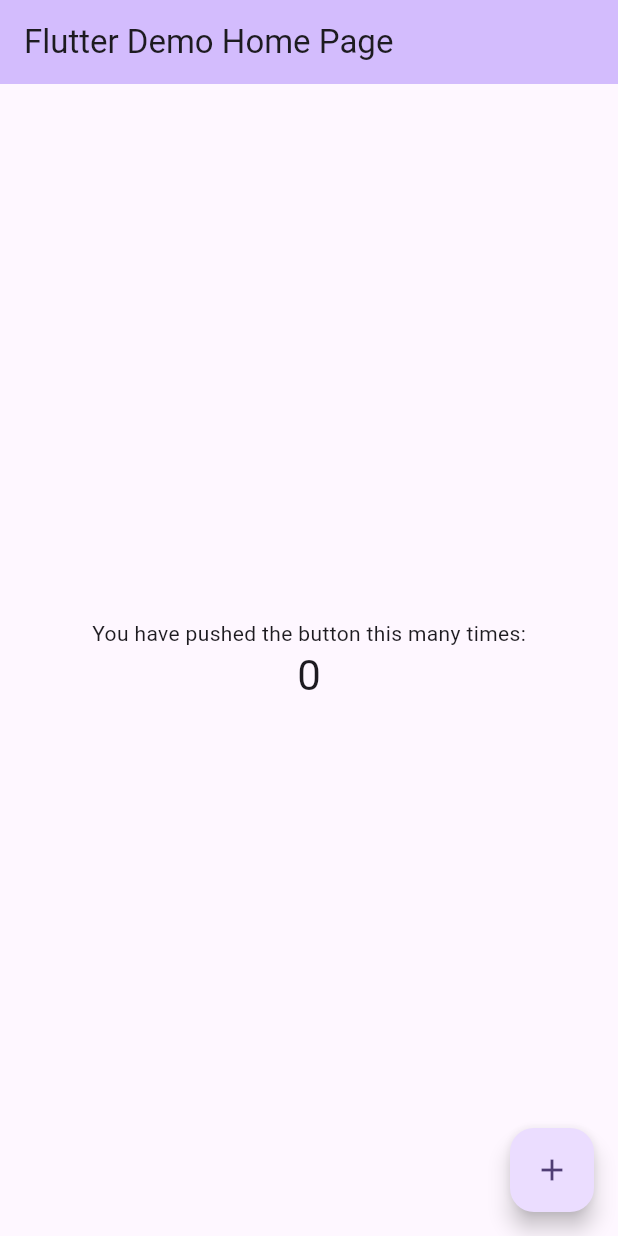
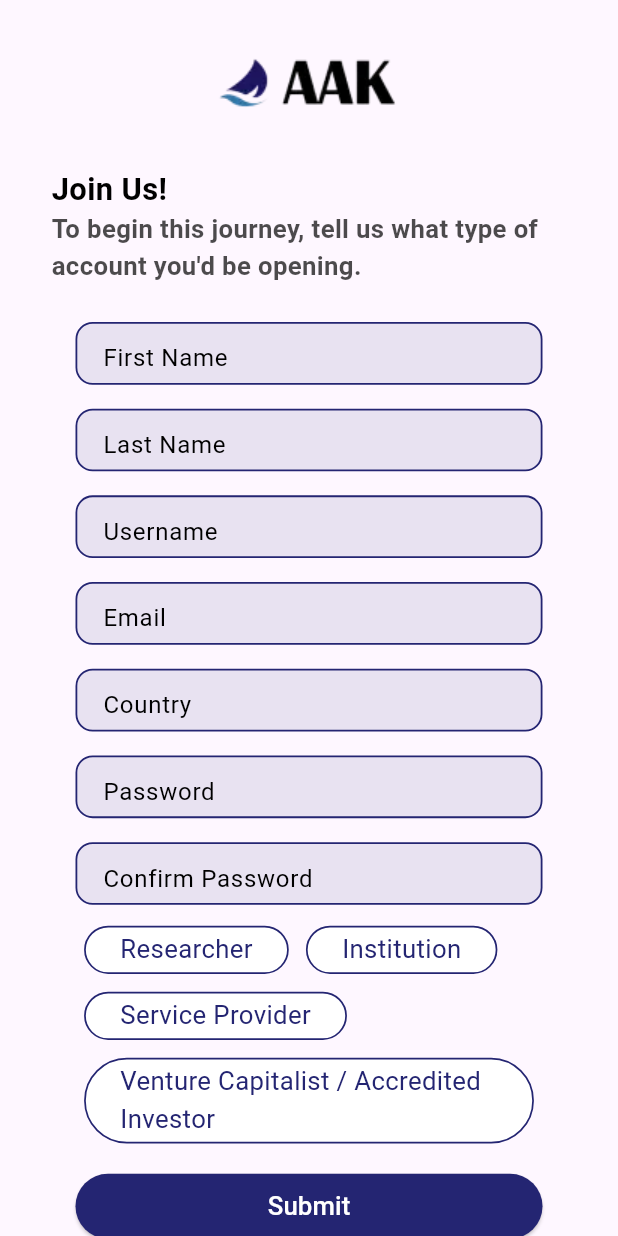
Before and after one commit to kamran8545/aak-science-task, a Flutter app: the screen it shows after launch, on a phone screen of 412 x 824 dp. Run offline on Flutter 3.47's test engine with Material 3 defaults, Android fonts, the light colour scheme and no system bars; our stand-ins replace dio, equatable, flutter_bloc, flutter_screenutil, get_it.

Commit message:
design sign up screen and integrted api

```diff
--- a/lib/dependency_injection/dependency_injection.dart
+++ b/lib/dependency_injection/dependency_injection.dart
@@ -5,6 +5,8 @@ import 'package:aak_signup/domain/repositories/user_repository.dart';
 import 'package:aak_signup/domain/usecases/signup_usecase.dart';
 import 'package:dio/dio.dart';
 import 'package:get_it/get_it.dart';
+
+import '../presentation/ui/signup_screen/signup_bloc/signup_bloc.dart';
 
 final sl = GetIt.I;
 
@@ -17,4 +19,5 @@ void init() {
   /// UseCases
   sl.registerLazySingleton<SignupUseCase>(()=> SignupUseCase(userRepository: sl()));
 
+  sl.registerLazySingleton(()=> SignupBloc(signupUseCase: sl()));
 }
--- a/lib/domain/entities/signup_entity.dart
+++ b/lib/domain/entities/signup_entity.dart
@@ -28,17 +28,18 @@ class SignUpEntity {
 
   factory SignUpEntity.fromJson(Map<String, dynamic> json) {
     return SignUpEntity(
-        userId: json['user_id'],
-        firstName: json['first_name'],
-        lastName: json['last_name'],
-        userType: json['user_type'],
-        username: json['username'],
-        email: json['email'],
-        country: json['country'],
-        password: json['password'],
-        requestStatus: json['status'],
-        requestMessage: json['message'],
-        userActiveStatus: json['user_active_status']);
+      userId: json['user_id'] ?? -1,
+      firstName: json['first_name'] ?? '',
+      lastName: json['last_name'] ?? '',
+      userType: json['user_type'] ?? '',
+      username: json['username'] ?? '',
+      email: json['email'] ?? '',
+      country: json['country'] ?? '',
+      password: json['password'] ?? '',
+      requestStatus: json['status'] ?? '',
+      requestMessage: json['message'] ?? '',
+      userActiveStatus: json['user_active_status'] ?? '',
+    );
   }
 
   factory SignUpEntity.withResponse({
@@ -69,9 +70,9 @@ class SignUpEntity {
       'email': email,
       'country': country,
       'password': password,
-      'status' : requestStatus,
-      'message' : requestMessage,
-      'user_active_status' : userActiveStatus,
+      'status': requestStatus,
+      'message': requestMessage,
+      'user_active_status': userActiveStatus,
     };
   }
 }
--- a/lib/main.dart
+++ b/lib/main.dart
@@ -1,125 +1,35 @@
+import 'package:aak_signup/dependency_injection/dependency_injection.dart';
+import 'package:aak_signup/presentation/ui/signup_screen/signup_screen.dart';
 import 'package:flutter/material.dart';
+import 'package:flutter_screenutil/flutter_screenutil.dart';
 
 void main() {
+  /// initialize dependency injection
+  init();
+
   runApp(const MyApp());
 }
 
 class MyApp extends StatelessWidget {
   const MyApp({super.key});
 
-  // This widget is the root of your application.
   @override
   Widget build(BuildContext context) {
-    return MaterialApp(
-      title: 'Flutter Demo',
-      theme: ThemeData(
-        // This is the theme of your application.
-        //
-        // TRY THIS: Try running your application with "flutter run". You'll see
-        // the application has a purple toolbar. Then, without quitting the app,
-        // try changing the seedColor in the colorScheme below to Colors.green
-        // and then invoke "hot reload" (save your changes or press the "hot
-        // reload" button in a Flutter-supported IDE, or press "r" if you used
-        // the command line to start the app).
-        //
-        // Notice that the counter didn't reset back to zero; the application
-        // state is not lost during the reload. To reset the state, use hot
-        // restart instead.
-        //
-        // This works for code too, not just values: Most code changes can be
-        // tested with just a hot reload.
-        colorScheme: ColorScheme.fromSeed(seedColor: Colors.deepPurple),
-        useMaterial3: true,
-      ),
-      home: const MyHomePage(title: 'Flutter Demo Home Page'),
+    return ScreenUtilInit(
+        designSize: const Size(360, 690),
+        minTextAdapt: true,
+        splitScreenMode: true,
+      builder: (_, Widget? child) {
+        return MaterialApp(
+          title: 'AAK SignUp',
+          debugShowCheckedModeBanner: false,
+          theme: ThemeData(
+            colorScheme: ColorScheme.fromSeed(seedColor: Colors.deepPurple),
+            useMaterial3: true,
+          ),
+          home: const SignupScreen(),
+        );
+      }
     );
   }
 }
-
-class MyHomePage extends StatefulWidget {
-  const MyHomePage({super.key, required this.title});
-
-  // This widget is the home page of your application. It is stateful, meaning
-  // that it has a State object (defined below) that contains fields that affect
-  // how it looks.
-
-  // This class is the configuration for the state. It holds the values (in this
-  // case the title) provided by the parent (in this case the App widget) and
-  // used by the build method of the State. Fields in a Widget subclass are
-  // always marked "final".
-
-  final String title;
-
-  @override
-  State<MyHomePage> createState() => _MyHomePageState();
-}
-
-class _MyHomePageState extends State<MyHomePage> {
-  int _counter = 0;
-
-  void _incrementCounter() {
-    setState(() {
-      // This call to setState tells the Flutter framework that something has
-      // changed in this State, which causes it to rerun the build method below
-      // so that the display can reflect the updated values. If we changed
-      // _counter without calling setState(), then the build method would not be
-      // called again, and so nothing would appear to happen.
-      _counter++;
-    });
-  }
-
-  @override
-  Widget build(BuildContext context) {
-    // This method is rerun every time setState is called, for instance as done
-    // by the _incrementCounter method above.
-    //
-    // The Flutter framework has been optimized to make rerunning build methods
-    // fast, so that you can just rebuild anything that needs updating rather
-    // than having to individually change instances of widgets.
-    return Scaffold(
-      appBar: AppBar(
-        // TRY THIS: Try changing the color here to a specific color (to
-        // Colors.amber, perhaps?) and trigger a hot reload to see the AppBar
-        // change color while the other colors stay the same.
-        backgroundColor: Theme.of(context).colorScheme.inversePrimary,
-        // Here we take the value from the MyHomePage object that was created by
-        // the App.build method, and use it to set our appbar title.
-        title: Text(widget.title),
-      ),
-      body: Center(
-        // Center is a layout widget. It takes a single child and positions it
-        // in the middle of the parent.
-        child: Column(
-          // Column is also a layout widget. It takes a list of children and
-          // arranges them vertically. By default, it sizes itself to fit its
-          // children horizontally, and tries to be as tall as its parent.
-          //
-          // Column has various properties to control how it sizes itself and
-          // how it positions its children. Here we use mainAxisAlignment to
-          // center the children vertically; the main axis here is the vertical
-          // axis because Columns are vertical (the cross axis would be
-          // horizontal).
-          //
-          // TRY THIS: Invoke "debug painting" (choose the "Toggle Debug Paint"
-          // action in the IDE, or press "p" in the console), to see the
-          // wireframe for each widget.
-          mainAxisAlignment: MainAxisAlignment.center,
-          children: <Widget>[
-            const Text(
-              'You have pushed the button this many times:',
-            ),
-            Text(
-              '$_counter',
-              style: Theme.of(context).textTheme.headlineMedium,
-            ),
-          ],
-        ),
-      ),
-      floatingActionButton: FloatingActionButton(
-        onPressed: _incrementCounter,
-        tooltip: 'Increment',
-        child: const Icon(Icons.add),
-      ), // This trailing comma makes auto-formatting nicer for build methods.
-    );
-  }
-}
--- /dev/null
+++ b/lib/presentation/core_widgets/text_field_widget.dart
@@ -0,0 +1,50 @@
+import 'package:flutter/material.dart';
+import 'package:flutter/services.dart';
+import 'package:flutter_screenutil/flutter_screenutil.dart';
+
+import '../../utils/app_colors.dart';
+
+class TextFieldWidget extends StatelessWidget {
+  final List<TextInputFormatter> formatter;
+  final Function(String updateText)? onChange;
+  final String hintText;
+  final bool isEnabled;
+  final int maxLength;
+
+  const TextFieldWidget({
+    super.key,
+    required this.hintText,
+    this.isEnabled = true,
+    this.formatter = const [],
+    this.onChange,
+    this.maxLength = 10000,
+  });
+
+  @override
+  Widget build(BuildContext context) {
+    return Container(
+      padding: EdgeInsets.symmetric(horizontal: 15.w),
+      width: double.infinity,
+      height: 35.h,
+      decoration: BoxDecoration(
+        color: AppColors.primaryLightColor.withOpacity(0.1),
+        border: Border.all(width: 1.h, color: AppColors.primaryColor),
+        borderRadius: BorderRadius.circular(10.r),
+      ),
+      child: TextField(
+        inputFormatters: formatter,
+        enabled: isEnabled,
+        obscureText: hintText.contains('Password'),
+        onChanged: onChange,
+        maxLength: maxLength,
+        style: const TextStyle(color: AppColors.blackColor),
+        decoration: InputDecoration(
+          border: InputBorder.none,
+          hintText: hintText,
+          hintStyle: const TextStyle(color: AppColors.blackColor),
+          counterText: '',
+        ),
+      ),
+    );
+  }
+}
--- /dev/null
+++ b/lib/presentation/ui/signup_screen/signup_bloc/signup_bloc.dart
@@ -0,0 +1,85 @@
+import 'package:equatable/equatable.dart';
+import 'package:flutter_bloc/flutter_bloc.dart';
+
+import '../../../../domain/entities/result.dart';
+import '../../../../domain/entities/signup_entity.dart';
+import '../../../../domain/usecases/signup_usecase.dart';
+
+part 'signup_event.dart';
+
+part 'signup_state.dart';
+
+class SignupBloc extends Bloc<SignupEvent, SignupState> {
+  final SignupUseCase _signupUseCase;
+
+  SignupBloc({required SignupUseCase signupUseCase})
+      : _signupUseCase = signupUseCase,
+        super(SignUpStateInitial()) {
+    on<SignupFirstNameChanged>((event, emit) async {
+      emit(state.copyWith(firstName: event.firstName, errorMessage: '',));
+    });
+    on<SignupLastNameChanged>((event, emit) async {
+      emit(state.copyWith(lastName: event.lastName, errorMessage: ''));
+    });
+    on<SignupUsernameChanged>((event, emit) async {
+      emit(state.copyWith(username: event.username, errorMessage: ''));
+    });
+    on<SignupPasswordChanged>((event, emit) async {
+      emit(state.copyWith(password: event.password, errorMessage: ''));
+    });
+    on<SignupConfirmPasswordChanged>((event, emit) async {
+      emit(state.copyWith(confirmPassword: event.confirmPassword, errorMessage: ''));
+    });
+    on<SignupEmailChanged>((event, emit) async {
+      emit(state.copyWith(email: event.email, errorMessage: ''));
+    });
+    on<SignupCountryChanged>((event, emit) async {
+      emit(state.copyWith(country: event.country, errorMessage: ''));
+    });
+    on<SignupUserTypeChanged>((event, emit) async {
+      emit(state.copyWith(userType: event.userType, errorMessage: ''));
+    });
+
+    on<SignupSubmitted>((event, emit) async {
+      if (state.firstName.isEmpty ||
+          state.lastName.isEmpty ||
+          state.username.isEmpty ||
+          state.password.isEmpty ||
+          state.confirmPassword.isEmpty ||
+          state.email.isEmpty ||
+          state.country.isEmpty ||
+          state.userType.isEmpty) {
+        emit(state.copyWith(errorMessage: 'Please fill all fields'));
+      } else if (state.password != state.confirmPassword) {
+        emit(state.copyWith(errorMessage: 'Passwords do not match'));
+      } else {
+        emit(state.copyWith(isSubmitting: true, errorMessage: ''));
+        await onSignUp(state, emit);
+        emit(state.copyWith(isSubmitting: false));
+      }
+    });
+  }
+
+  Future<void> onSignUp(SignupState state, Emitter<SignupState> emit) async {
+    var result = await _signupUseCase.call(
+          SignUpEntity(
+            firstName: state.firstName,
+            lastName: state.lastName,
+            userType: state.userType,
+            username: state.username,
+            email: state.email,
+            country: state.country,
+            password: state.password,
+            requestStatus: '',
+          ),
+        );
+    switch (result) {
+      case Success(successRes: final successReposne):
+        emit(state.copyWith(errorMessage: successReposne.requestMessage));
+        break;
+      case Failure(failureRes: final failureResponse):
+        emit(state.copyWith(errorMessage: failureResponse.message));
+        break;
+    }
+  }
+}
--- /dev/null
+++ b/lib/presentation/ui/signup_screen/signup_bloc/signup_event.dart
@@ -0,0 +1,45 @@
+part of 'signup_bloc.dart';
+
+sealed class SignupEvent {}
+
+class SignupFirstNameChanged extends SignupEvent {
+  final String firstName;
+  SignupFirstNameChanged(this.firstName);
+}
+
+class SignupLastNameChanged extends SignupEvent {
+  final String lastName;
+  SignupLastNameChanged(this.lastName);
+}
+
+class SignupUsernameChanged extends SignupEvent {
+  final String username;
+  SignupUsernameChanged(this.username);
+}
+
+class SignupPasswordChanged extends SignupEvent {
+  final String password;
+  SignupPasswordChanged(this.password);
+}
+
+class SignupConfirmPasswordChanged extends SignupEvent {
+  final String confirmPassword;
+  SignupConfirmPasswordChanged(this.confirmPassword);
+}
+
+class SignupEmailChanged extends SignupEvent {
+  final String email;
+  SignupEmailChanged(this.email);
+}
+
+class SignupCountryChanged extends SignupEvent {
+  final String country;
+  SignupCountryChanged(this.country);
+}
+
+class SignupUserTypeChanged extends SignupEvent {
+  final String userType;
+  SignupUserTypeChanged(this.userType);
+}
+
+class SignupSubmitted extends SignupEvent {}
--- /dev/null
+++ b/lib/presentation/ui/signup_screen/signup_bloc/signup_state.dart
@@ -0,0 +1,70 @@
+part of 'signup_bloc.dart';
+
+class SignupState extends Equatable {
+  final String firstName;
+  final String lastName;
+  final String username;
+  final String password;
+  final String confirmPassword;
+  final String email;
+  final String country;
+  final String userType;
+  final bool showDialog;
+  final bool isSubmitting;
+  final String errorMessage;
+
+  const SignupState({
+    this.firstName = '',
+    this.lastName = '',
+    this.username = '',
+    this.password = '',
+    this.confirmPassword = '',
+    this.email = '',
+    this.country = '',
+    this.userType = '',
+    this.showDialog = false,
+    this.isSubmitting = false,
+    this.errorMessage = '',
+  });
+
+  SignupState copyWith({
+    String? firstName,
+    String? lastName,
+    String? username,
+    String? password,
+    String? confirmPassword,
+    String? email,
+    String? country,
+    String? userType,
+    bool? isFormValid,
+    bool? isSubmitting,
+    String? errorMessage,
+  }) {
+    return SignupState(
+      firstName: firstName ?? this.firstName,
+      lastName: lastName ?? this.lastName,
+      username: username ?? this.username,
+      password: password ?? this.password,
+      confirmPassword: confirmPassword ?? this.confirmPassword,
+      email: email ?? this.email,
+      country: country ?? this.country,
+      userType: userType ?? this.userType,
+      showDialog: isFormValid ?? showDialog,
+      isSubmitting: isSubmitting ?? this.isSubmitting,
+      errorMessage: errorMessage ?? this.errorMessage,
+    );
+  }
+
+  @override
+  List<Object?> get props => [
+    firstName,
+    lastName,
+    userType,
+    username,
+    email,
+    country,
+  ];
+}
+
+
+class SignUpStateInitial extends SignupState {}
--- /dev/null
+++ b/lib/presentation/ui/signup_screen/signup_screen.dart
@@ -0,0 +1,228 @@
+import 'package:aak_signup/presentation/core_widgets/text_field_widget.dart';
+import 'package:aak_signup/presentation/ui/signup_screen/signup_bloc/signup_bloc.dart';
+import 'package:flutter/material.dart';
+import 'package:flutter_bloc/flutter_bloc.dart';
+import 'package:flutter_screenutil/flutter_screenutil.dart';
+import 'package:get_it/get_it.dart';
+
+import '../../../utils/app_colors.dart';
+
+class SignupScreen extends StatelessWidget {
+  const SignupScreen({super.key});
+
+  void test() async {}
+
+  @override
+  Widget build(BuildContext context) {
+    return Scaffold(
+      body: SafeArea(
+        child: SingleChildScrollView(
+          padding: EdgeInsets.symmetric(horizontal: 30.w),
+          child: Column(
+            crossAxisAlignment: CrossAxisAlignment.start,
+            children: [
+              SizedBox(height: 30.h),
+              Align(
+                alignment: Alignment.center,
+                child: Image.asset(
+                  'assets/icons/app_icon.webp',
+                ),
+              ),
+              SizedBox(height: 30.h),
+              Text(
+                'Join Us!',
+                textAlign: TextAlign.left,
+                style: TextStyle(
+                  fontSize: 18.sp,
+                  fontWeight: FontWeight.w700,
+                  color: AppColors.blackColor,
+                ),
+              ),
+              Text(
+                'To begin this journey, tell us what type of account you\'d be opening.',
+                textAlign: TextAlign.left,
+                style: TextStyle(
+                  fontSize: 15.sp,
+                  fontWeight: FontWeight.w700,
+                  color: AppColors.blackColor.withOpacity(0.7),
+                ),
+              ),
+              BlocProvider(
+                create: (context) => GetIt.I.get<SignupBloc>(),
+                child: const SingUpBodyWidget(),
+              ),
+            ],
+          ),
+        ),
+      ),
+    );
+  }
+}
+
+class SingUpBodyWidget extends StatelessWidget {
+  const SingUpBodyWidget({super.key});
+
+  @override
+  Widget build(BuildContext context) {
+    return BlocConsumer<SignupBloc, SignupState>(
+      listener: (context, state) {
+        if (state.errorMessage.isNotEmpty) {
+          ScaffoldMessenger.of(context).showSnackBar(
+            SnackBar(
+              content: Text(state.errorMessage),
+            ),
+          );
+        }
+      },
+      builder: (BuildContext context, SignupState state) {
+        return Padding(
+          padding: const EdgeInsets.all(16.0),
+          child: Column(
+            crossAxisAlignment: CrossAxisAlignment.stretch,
+            children: [
+              _buildTextField(
+                context,
+                'First Name',
+                (value) => context.read<SignupBloc>().add(SignupFirstNameChanged(value)),
+              ),
+              _buildTextField(
+                context,
+                'Last Name',
+                (value) => context.read<SignupBloc>().add(SignupLastNameChanged(value)),
+              ),
+              _buildTextField(
+                context,
+                'Username',
+                (value) => context.read<SignupBloc>().add(SignupUsernameChanged(value)),
+              ),
+              _buildTextField(
+                context,
+                'Email',
+                (value) => context.read<SignupBloc>().add(SignupEmailChanged(value)),
+              ),
+              _buildTextField(
+                context,
+                'Country',
+                (value) => context.read<SignupBloc>().add(SignupCountryChanged(value)),
+              ),
+              _buildTextField(
+                context,
+                'Password',
+                (value) => context.read<SignupBloc>().add(SignupPasswordChanged(value)),
+                obscureText: true,
+              ),
+              _buildTextField(
+                context,
+                'Confirm Password',
+                (value) => context.read<SignupBloc>().add(SignupConfirmPasswordChanged(value)),
+                obscureText: true,
+              ),
+              Wrap(
+                children: [
+                  UserTypeWidget(
+                    label: 'Researcher',
+                    isSelected: state.userType == 'researcher',
+                    onTap: () {
+                      context.read<SignupBloc>().add(SignupUserTypeChanged('researcher'));
+                    },
+                  ),
+                  UserTypeWidget(
+                    label: 'Institution',
+                    isSelected: state.userType == 'institution_staff',
+                    onTap: () {
+                      context.read<SignupBloc>().add(SignupUserTypeChanged('institution_staff'));
+                    },
+                  ),
+                  UserTypeWidget(
+                    label: 'Service Provider',
+                    isSelected: state.userType == 'service_provider',
+                    onTap: () {
+                      context.read<SignupBloc>().add(SignupUserTypeChanged('service_provider'));
+                    },
+                  ),
+                  UserTypeWidget(
+                    label: 'Venture Capitalist / Accredited Investor',
+                    isSelected: state.userType == 'investor',
+                    onTap: () {
+                      context.read<SignupBloc>().add(SignupUserTypeChanged('investor'));
+                    },
+                  ),
+                ],
+              ),
+              SizedBox(height: 10.h),
+              ElevatedButton(
+                onPressed: () {
+                  context.read<SignupBloc>().add(SignupSubmitted());
+                },
+                style: ButtonStyle(
+                  backgroundColor: WidgetStateColor.resolveWith((state) => AppColors.primaryColor),
+                  padding: WidgetStateProperty.resolveWith((state) => EdgeInsets.all(8.r)),
+                ),
+                child: state.isSubmitting
+                    ? Center(
+                        child: SizedBox(
+                          height: 16.h,
+                          width: 18.w,
+                          child: CircularProgressIndicator(
+                            color: AppColors.whiteColor,
+                            strokeWidth: 3.w,
+                          ),
+                        ),
+                      )
+                    : Text(
+                        'Submit',
+                        style: TextStyle(
+                          color: AppColors.whiteColor,
+                          fontSize: 15.sp,
+                        ),
+                      ),
+              ),
+              SizedBox(height: 30.h),
+            ],
+          ),
+        );
+      },
+    );
+  }
+
+  Widget _buildTextField(BuildContext context, String label, Function(String) onChanged, {bool obscureText = false}) {
+    return Padding(
+      padding: const EdgeInsets.symmetric(vertical: 8.0),
+      child: TextFieldWidget(
+        onChange: onChanged,
+        hintText: label,
+      ),
+    );
+  }
+}
+
+class UserTypeWidget extends StatelessWidget {
+  final bool isSelected;
+  final String label;
+  final GestureTapCallback onTap;
+
+  const UserTypeWidget({super.key, required this.label, required this.isSelected, required this.onTap});
+
+  @override
+  Widget build(BuildContext context) {
+    return GestureDetector(
+      onTap: onTap,
+      child: Container(
+        margin: EdgeInsets.symmetric(horizontal: 5.w, vertical: 5.h),
+        padding: EdgeInsets.symmetric(horizontal: 20.w, vertical: 2.h),
+        decoration: BoxDecoration(
+          border: Border.all(color: AppColors.primaryColor, width: 1.w),
+          borderRadius: BorderRadius.all(Radius.circular(100.r)),
+          color: isSelected ? AppColors.primaryColor : AppColors.whiteColor,
+        ),
+        child: Text(
+          label,
+          style: TextStyle(
+            color: isSelected ? AppColors.whiteColor : AppColors.primaryColor,
+            fontSize: 15.sp,
+          ),
+        ),
+      ),
+    );
+  }
+}
--- /dev/null
+++ b/lib/utils/app_colors.dart
@@ -0,0 +1,14 @@
+import 'package:flutter/material.dart';
+
+class AppColors {
+
+  static const primaryColor = Color(0xFF242572);
+  static const primaryLightColor = Color(0x88242572);
+  static const secondaryColor = Color(0xFF548db8);
+  static const secondaryLightColor = Color(0x98548db8);
+
+  static const blackColor = Color(0xFF000000);
+  static const whiteColor = Color(0xFFFFFFFF);
+  static const transparentColor = Color(0x00000000);
+
+}
```
Also changed, not shown: pubspec.yaml (+5 -3 lines), assets/icons/app_icon.webp (added), pubspec.lock, 2 other files.
